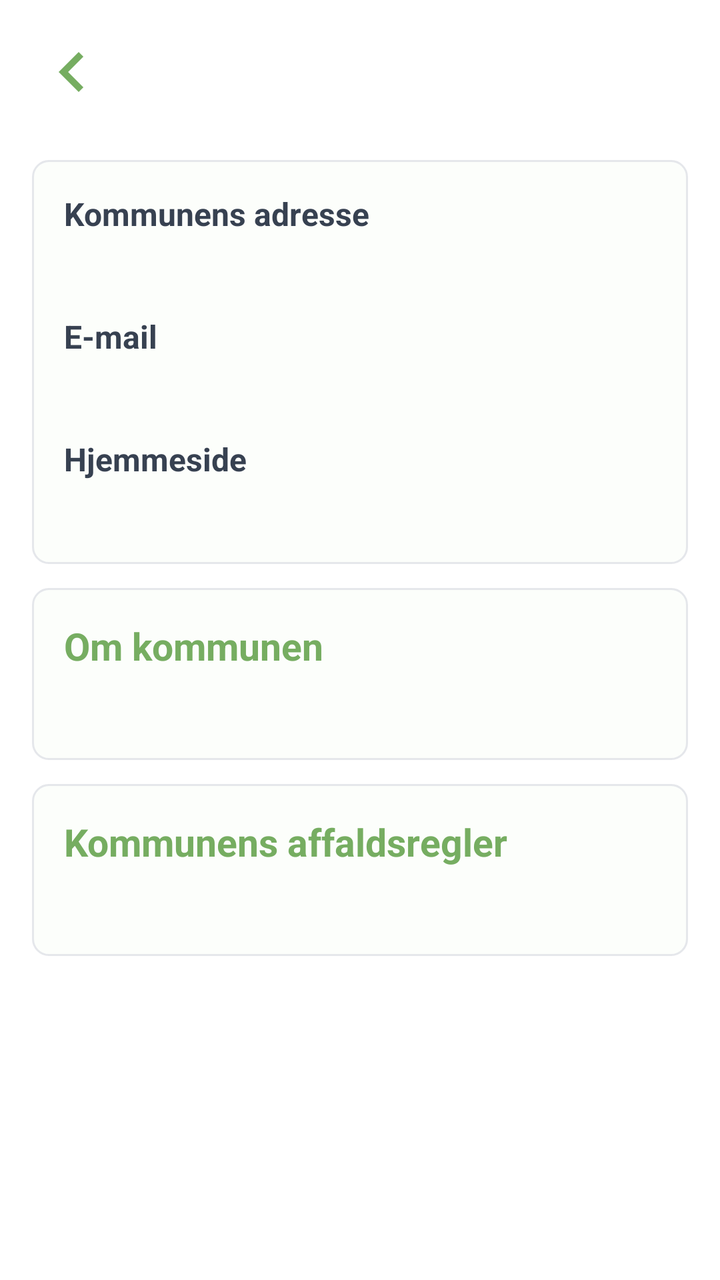
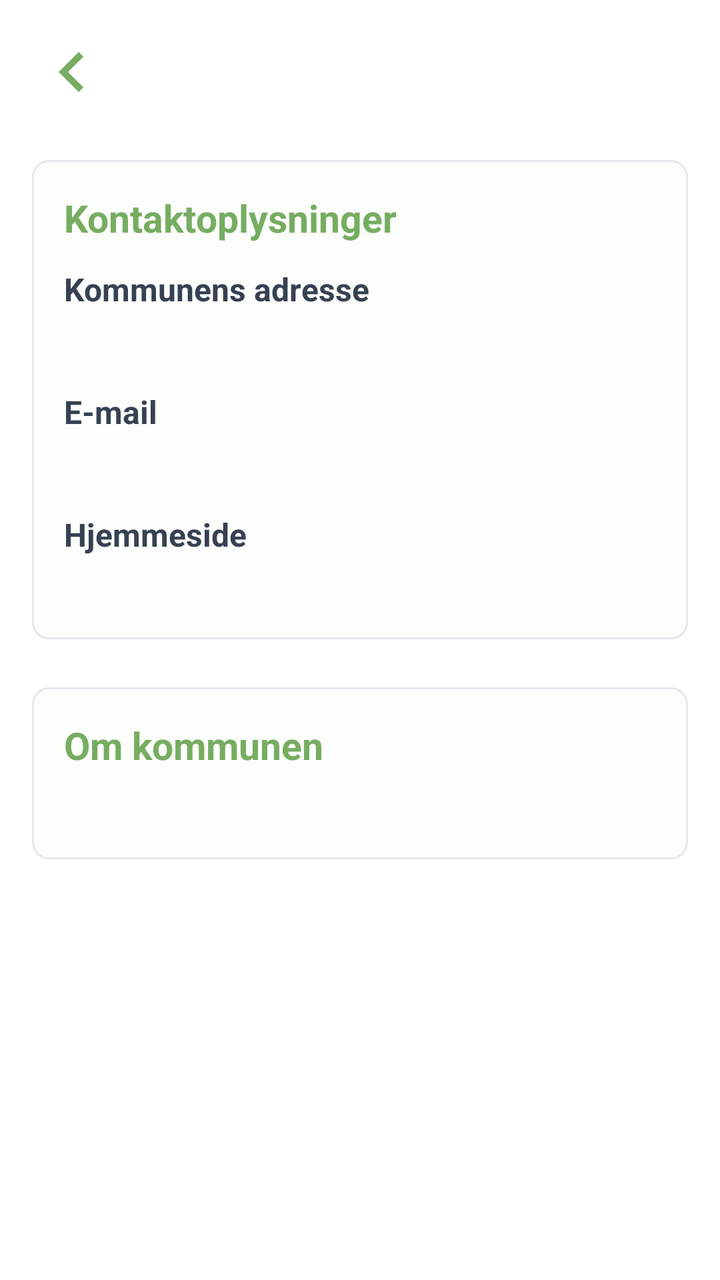

Compare the two renders of this Android layout. The source of the first and the diff that turns it into the second are given below.
<!-- AndroidManifest.xml: application theme Theme.MitAffaldV4 -->
<!-- res/layout/fragment_municipality_details.xml -->
<?xml version="1.0" encoding="utf-8"?>
<androidx.core.widget.NestedScrollView xmlns:android="http://schemas.android.com/apk/res/android"
    xmlns:app="http://schemas.android.com/apk/res-auto"
    android:layout_width="match_parent"
    android:layout_height="match_parent"
    android:background="@color/page_background"
    android:paddingStart="16dp"
    android:paddingTop="16dp"
    android:paddingEnd="16dp"
    android:paddingBottom="20dp">

    <androidx.constraintlayout.widget.ConstraintLayout
        android:layout_width="match_parent"
        android:layout_height="wrap_content">

        <ImageButton
            android:id="@+id/municipalityBackButton"
            android:layout_width="wrap_content"
            android:layout_height="wrap_content"
            android:background="?android:attr/selectableItemBackground"
            android:src="@drawable/arrow_left"
            app:layout_constraintStart_toStartOf="parent"
            app:layout_constraintTop_toTopOf="parent"
            app:tint="@color/green_light" />

        <TextView
            android:id="@+id/municipalityDetailName"
            android:layout_width="0dp"
            android:layout_height="0dp"
            android:layout_marginStart="12dp"
            android:gravity="center"
            android:includeFontPadding="false"
            android:textColor="@color/green_light"
            android:textSize="25sp"
            android:textStyle="bold"
            app:layout_constraintBottom_toBottomOf="@id/municipalityBackButton"
            app:layout_constraintEnd_toEndOf="parent"
            app:layout_constraintStart_toEndOf="@id/municipalityBackButton"
            app:layout_constraintTop_toTopOf="@id/municipalityBackButton" />

        <LinearLayout
            android:id="@+id/municipalityInfoCard"
            android:layout_width="0dp"
            android:layout_height="wrap_content"
            android:layout_marginTop="24dp"
            android:background="@drawable/details_info_background"
            android:orientation="vertical"
            android:padding="16dp"
            app:layout_constraintEnd_toEndOf="parent"
            app:layout_constraintStart_toStartOf="parent"
            app:layout_constraintTop_toBottomOf="@id/municipalityDetailName">

            <TextView
                android:layout_width="match_parent"
                android:layout_height="wrap_content"
                android:text="@string/kommunens_adresse"
                android:textColor="@color/text_color"
                android:textSize="16sp"
                android:textStyle="bold" />

            <TextView
                android:id="@+id/municipalityDetailAddress"
                android:layout_width="match_parent"
                android:layout_height="wrap_content"
                android:layout_marginTop="4dp"
                android:textColor="@color/text_color"
                android:textSize="16sp" />

            <TextView
                android:layout_width="match_parent"
                android:layout_height="wrap_content"
                android:layout_marginTop="14dp"
                android:text="@string/email_label"
                android:textColor="@color/text_color"
                android:textSize="16sp"
                android:textStyle="bold" />

            <TextView
                android:id="@+id/municipalityDetailEmail"
                android:layout_width="match_parent"
                android:layout_height="wrap_content"
                android:layout_marginTop="4dp"
                android:textColor="@color/green_light"
                android:textSize="16sp" />

            <TextView
                android:layout_width="match_parent"
                android:layout_height="wrap_content"
                android:layout_marginTop="14dp"
                android:text="@string/hjemmeside_label"
                android:textColor="@color/text_color"
                android:textSize="16sp"
                android:textStyle="bold" />

            <TextView
                android:id="@+id/municipalityDetailWebsite"
                android:layout_width="match_parent"
                android:layout_height="wrap_content"
                android:layout_marginTop="4dp"
                android:textColor="@color/green_light"
                android:textSize="16sp" />

        </LinearLayout>

        <LinearLayout
            android:id="@+id/municipalityAboutCard"
            android:layout_width="0dp"
            android:layout_height="wrap_content"
            android:layout_marginTop="12dp"
            android:background="@drawable/details_info_background"
            android:orientation="vertical"
            android:padding="16dp"
            app:layout_constraintEnd_toEndOf="parent"
            app:layout_constraintStart_toStartOf="parent"
            app:layout_constraintTop_toBottomOf="@id/municipalityInfoCard">

            <TextView
                android:id="@+id/municipalityAboutTitle"
                android:layout_width="match_parent"
                android:layout_height="wrap_content"
                android:text="@string/om_kommunen"
                android:textColor="@color/green_light"
                android:textSize="19sp"
                android:textStyle="bold" />

            <TextView
                android:id="@+id/municipalityDetailDescription"
                android:layout_width="match_parent"
                android:layout_height="wrap_content"
                android:layout_marginTop="8dp"
                android:lineSpacingExtra="5dp"
                android:textColor="@color/text_color"
                android:textSize="15sp" />

        </LinearLayout>

        <LinearLayout
            android:id="@+id/municipalityRulesCard"
            android:layout_width="0dp"
            android:layout_height="wrap_content"
            android:layout_marginTop="12dp"
            android:background="@drawable/details_info_background"
            android:orientation="vertical"
            android:padding="16dp"
            app:layout_constraintEnd_toEndOf="parent"
            app:layout_constraintStart_toStartOf="parent"
            app:layout_constraintTop_toBottomOf="@id/municipalityAboutCard">

            <TextView
                android:id="@+id/municipalityRulesTitle"
                android:layout_width="match_parent"
                android:layout_height="wrap_content"
                android:text="@string/kommunens_affaldsregler"
                android:textColor="@color/green_light"
                android:textSize="19sp"
                android:textStyle="bold" />

            <TextView
                android:id="@+id/municipalityDetailWasteRules"
                android:layout_width="match_parent"
                android:layout_height="wrap_content"
                android:layout_marginTop="8dp"
                android:lineSpacingExtra="5dp"
                android:textColor="@color/text_color"
                android:textSize="15sp" />

        </LinearLayout>

        <LinearLayout
            android:id="@+id/municipalityExtraInfoContainer"
            android:layout_width="0dp"
            android:layout_height="wrap_content"
            android:layout_marginTop="0dp"
            android:orientation="vertical"
            android:visibility="gone"
            app:layout_constraintEnd_toEndOf="parent"
            app:layout_constraintStart_toStartOf="parent"
            app:layout_constraintTop_toBottomOf="@id/municipalityRulesCard" />

    </androidx.constraintlayout.widget.ConstraintLayout>

</androidx.core.widget.NestedScrollView>
<!-- resources referenced by this layout -->
<resources>
  <color name="green_light">#76AD61</color>
  <color name="page_background">#FFFFFFFF</color>
  <color name="text_color">#374151</color>
  <!-- drawable arrow_left (drawable) -->
  <vector android:autoMirrored="true" android:height="40dp"
      android:tint="#FFFFFF" android:viewportHeight="24"
      android:viewportWidth="24" android:width="40dp" xmlns:android="http://schemas.android.com/apk/res/android">
      <path android:fillColor="@android:color/white" android:pathData="M15.41,16.59L10.83,12l4.58,-4.59L14,6l-6,6 6,6 1.41,-1.41z"/>
  </vector>
  <!-- drawable details_info_background (drawable) -->
  <?xml version="1.0" encoding="utf-8"?>
  <shape xmlns:android="http://schemas.android.com/apk/res/android">
      <solid android:color="@color/green_tint" />
      <stroke
          android:width="1dp"
          android:color="@color/card_border" />
      <corners android:radius="8dp" />
  </shape>
  <string name="email_label">E-mail</string>
  <string name="hjemmeside_label">Hjemmeside</string>
  <string name="kommunens_adresse">Kommunens adresse</string>
  <string name="kommunens_affaldsregler">Kommunens affaldsregler</string>
  <string name="om_kommunen">Om kommunen</string>
  <style name="Theme.MitAffaldV4" parent="Theme.MaterialComponents.DayNight.DarkActionBar">
          
          <item name="colorPrimary">@color/green_light</item>
          <item name="colorPrimaryVariant">@color/green_dark</item>
          <item name="colorOnPrimary">@color/white</item>
          
          <item name="colorSecondary">@color/teal_200</item>
          <item name="colorSecondaryVariant">@color/teal_700</item>
          <item name="colorOnSecondary">@color/black</item>
          
          <item name="android:statusBarColor">?attr/colorPrimaryVariant</item>
          
          <item name="windowActionBar">false</item>
          <item name="windowNoTitle">true</item>
      </style>
  <color name="green_tint">#FCFEFB</color>
  <color name="card_border">#E5E7EB</color>
  <color name="green_dark">#5F984E</color>
  <color name="white">#FFFFFFFF</color>
  <color name="teal_200">#76AD61</color>
  <color name="teal_700">#FF018786</color>
  <color name="black">#000000</color>
</resources>

<!-- the commit's change to res/layout/fragment_municipality_details.xml (unified diff, before → after) -->
@@ -49,6 +49,16 @@
             app:layout_constraintEnd_toEndOf="parent"
             app:layout_constraintStart_toStartOf="parent"
             app:layout_constraintTop_toBottomOf="@id/municipalityDetailName">
+
+            <TextView
+                android:id="@+id/municipalityContactTitle"
+                android:layout_width="match_parent"
+                android:layout_height="wrap_content"
+                android:layout_marginBottom="12dp"
+                android:text="@string/kontaktoplysninger_overskrift"
+                android:textColor="@color/green_light"
+                android:textSize="19sp"
+                android:textStyle="bold" />
 
             <TextView
                 android:layout_width="match_parent"
@@ -106,7 +116,7 @@
             android:id="@+id/municipalityAboutCard"
             android:layout_width="0dp"
             android:layout_height="wrap_content"
-            android:layout_marginTop="12dp"
+            android:layout_marginTop="24dp"
             android:background="@drawable/details_info_background"
             android:orientation="vertical"
             android:padding="16dp"
@@ -135,47 +145,15 @@
         </LinearLayout>
 
         <LinearLayout
-            android:id="@+id/municipalityRulesCard"
-            android:layout_width="0dp"
-            android:layout_height="wrap_content"
-            android:layout_marginTop="12dp"
-            android:background="@drawable/details_info_background"
-            android:orientation="vertical"
-            android:padding="16dp"
-            app:layout_constraintEnd_toEndOf="parent"
-            app:layout_constraintStart_toStartOf="parent"
-            app:layout_constraintTop_toBottomOf="@id/municipalityAboutCard">
-
-            <TextView
-                android:id="@+id/municipalityRulesTitle"
-                android:layout_width="match_parent"
-                android:layout_height="wrap_content"
-                android:text="@string/kommunens_affaldsregler"
-                android:textColor="@color/green_light"
-                android:textSize="19sp"
-                android:textStyle="bold" />
-
-            <TextView
-                android:id="@+id/municipalityDetailWasteRules"
-                android:layout_width="match_parent"
-                android:layout_height="wrap_content"
-                android:layout_marginTop="8dp"
-                android:lineSpacingExtra="5dp"
-                android:textColor="@color/text_color"
-                android:textSize="15sp" />
-
-        </LinearLayout>
-
-        <LinearLayout
             android:id="@+id/municipalityExtraInfoContainer"
             android:layout_width="0dp"
             android:layout_height="wrap_content"
-            android:layout_marginTop="0dp"
+            android:layout_marginTop="24dp"
             android:orientation="vertical"
             android:visibility="gone"
             app:layout_constraintEnd_toEndOf="parent"
             app:layout_constraintStart_toStartOf="parent"
-            app:layout_constraintTop_toBottomOf="@id/municipalityRulesCard" />
+            app:layout_constraintTop_toBottomOf="@id/municipalityAboutCard" />
 
     </androidx.constraintlayout.widget.ConstraintLayout>
 
<!-- resource entries referenced after the edit -->
@@ -21,7 +21,7 @@
   <string name="email_label">E-mail</string>
   <string name="hjemmeside_label">Hjemmeside</string>
   <string name="kommunens_adresse">Kommunens adresse</string>
-  <string name="kommunens_affaldsregler">Kommunens affaldsregler</string>
+  <string name="kontaktoplysninger_overskrift">Kontaktoplysninger</string>
   <string name="om_kommunen">Om kommunen</string>
   <style name="Theme.MitAffaldV4" parent="Theme.MaterialComponents.DayNight.DarkActionBar">
           
